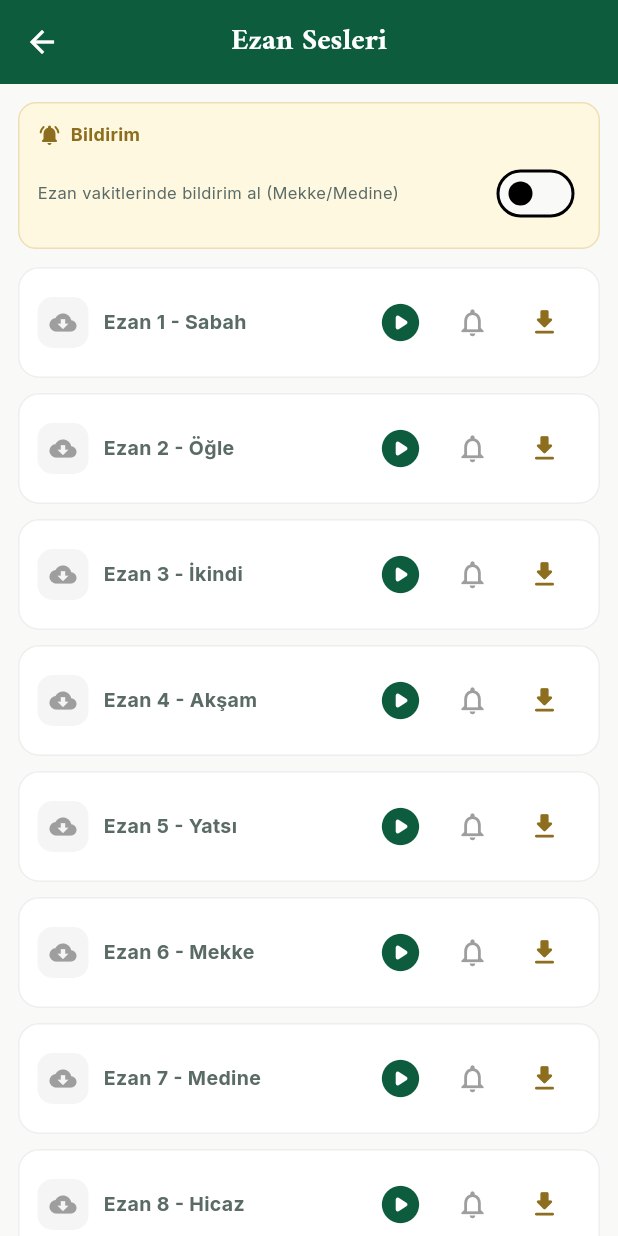
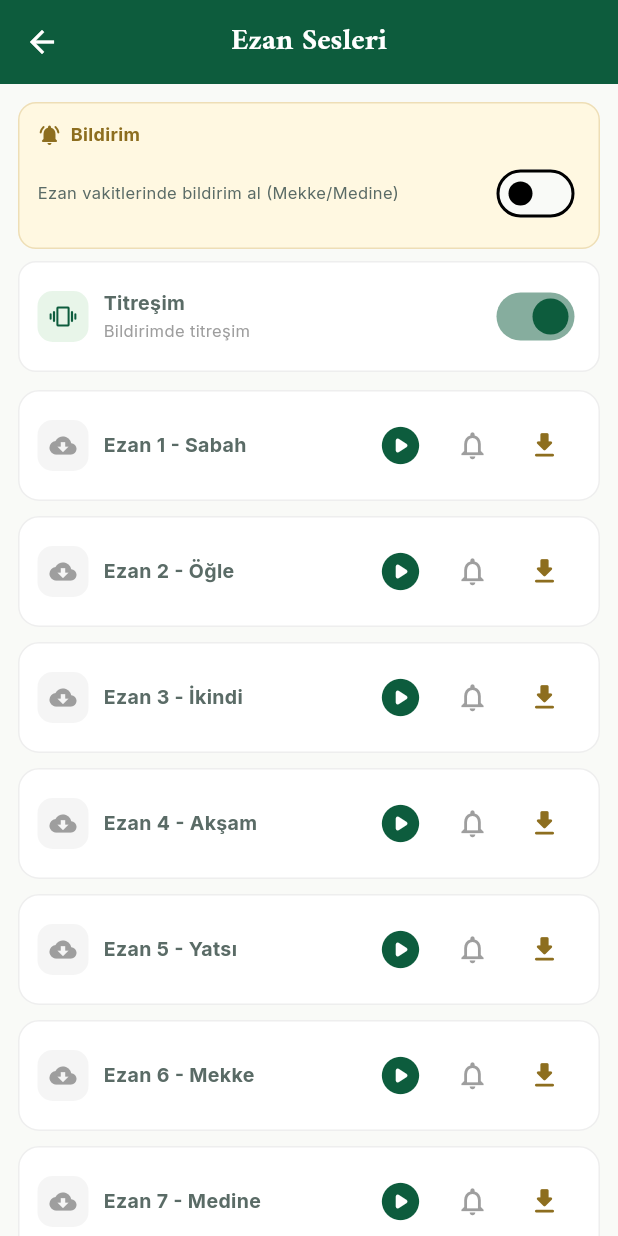
Before and after one commit to resatraz/Hac-Umre-, a Flutter app: the screen it shows after launch, item 4 of the bottom bar chosen, after a tap on "Ezan Sesleri", on a phone screen of 412 x 824 dp. Run offline on Flutter 3.47's test engine with Material 3 defaults, Android fonts, the phone set to English and light mode, and no system bars; our stand-ins replace audioplayers, easy_localization, flutter_local_notifications, flutter_map, geolocator, google_fonts and 4 more.

Commit message:
feat: ezan sade + bildirim sesi secimi + titreşim + ondinleme

```diff
--- a/lib/screens/uygulama/ezan_sesleri_screen.dart
+++ b/lib/screens/uygulama/ezan_sesleri_screen.dart
@@ -19,13 +19,21 @@ class _EzanSesleriScreenState extends State<EzanSesleriScreen> {
   Set<String> _playing = {};
   bool _bildirimAcik = false;
   String? _bildirimSesId;
+  bool _titresim = true;
 
   @override
   void initState() {
     super.initState();
     _loadDownloaded();
     _loadBildirimState();
+    _loadTitresim();
     _bildirim.init();
+  }
+
+  Future<void> _loadTitresim() async {
+    final p = await SharedPreferences.getInstance();
+    if (!mounted) return;
+    setState(() => _titresim = p.getBool('bildirim_titresim') ?? true);
   }
 
   Future<void> _loadDownloaded() async {
@@ -173,6 +181,27 @@ class _EzanSesleriScreenState extends State<EzanSesleriScreen> {
               ],
             ),
           ),
+          const SizedBox(height: 8),
+          Container(
+            padding: const EdgeInsets.all(12),
+            decoration: BoxDecoration(color: Colors.white, borderRadius: BorderRadius.circular(12), border: Border.all(color: Colors.grey.shade200)),
+            child: Row(
+              children: [
+                Container(padding: const EdgeInsets.all(8), decoration: BoxDecoration(color: AppTheme.primaryLight, borderRadius: BorderRadius.circular(10)), child: const Icon(Icons.vibration_rounded, size: 18, color: AppTheme.primary)),
+                const SizedBox(width: 10),
+                const Expanded(child: Column(crossAxisAlignment: CrossAxisAlignment.start, children: [Text('Titreşim', style: TextStyle(fontWeight: FontWeight.w700, fontSize: 13)), Text('Bildirimde titreşim', style: TextStyle(fontSize: 11, color: Colors.grey))])),
+                Switch(
+                  value: _titresim,
+                  activeThumbColor: AppTheme.primary,
+                  onChanged: (v) async {
+                    final p = await SharedPreferences.getInstance();
+                    await p.setBool('bildirim_titresim', v);
+                    setState(() => _titresim = v);
+                  },
+                ),
+              ],
+            ),
+          ),
           const SizedBox(height: 12),
           ...ezanDriveFiles.map((f) {
             final id = f['id']!;
```
Also changed, not shown: lib/services/bildirim_service.dart (+32 -6 lines).
